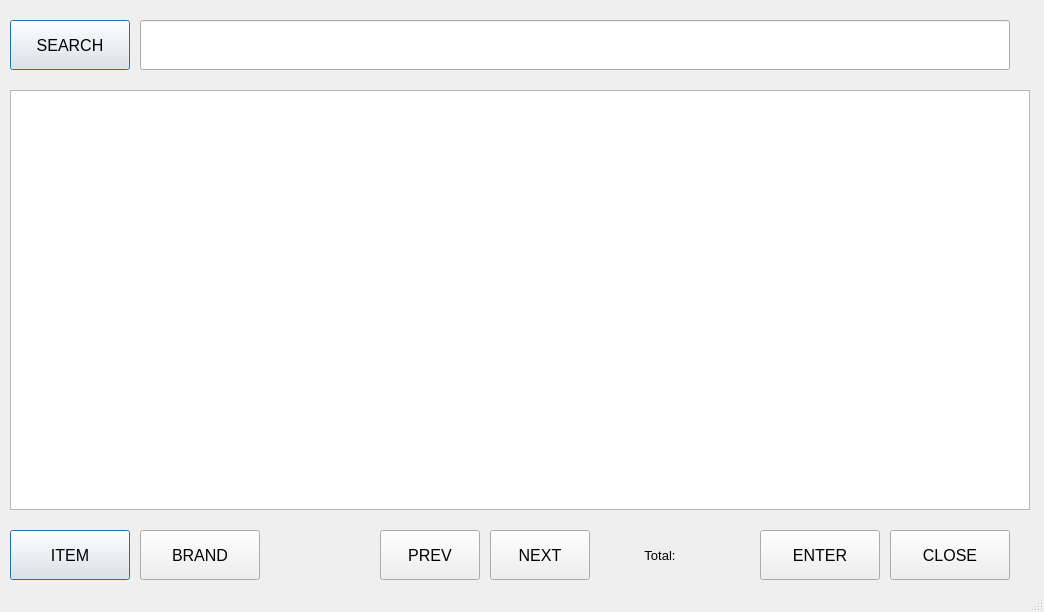
Old version of the form pagination.ui in the repository innovationzankpos/pagination.
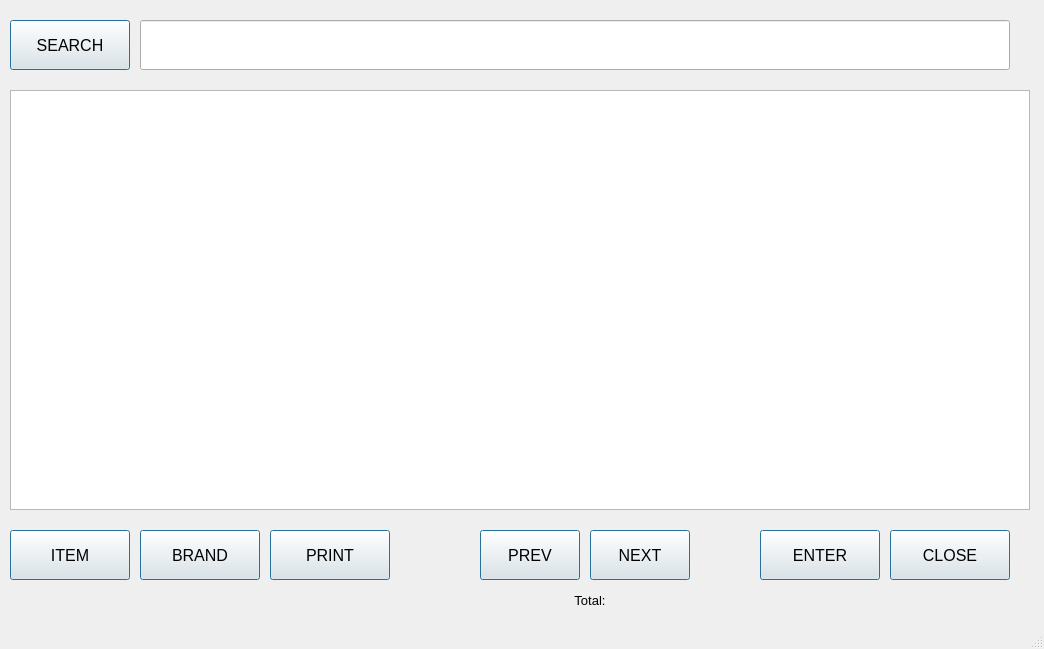
New version of the form. Icons and pictures are not drawn.

Commit message: Added print feature(not yet finished)

```diff
--- a/pagination.ui
+++ b/pagination.ui
@@ -7,9 +7,18 @@
     <x>0</x>
     <y>0</y>
     <width>1044</width>
-    <height>612</height>
+    <height>649</height>
    </rect>
   </property>
+  <property name="sizePolicy">
+   <sizepolicy hsizetype="Fixed" vsizetype="Fixed">
+    <horstretch>0</horstretch>
+    <verstretch>0</verstretch>
+   </sizepolicy>
+  </property>
+  <property name="mouseTracking">
+   <bool>true</bool>
+  </property>
   <property name="windowTitle">
    <string>Zank POS</string>
   </property>
@@ -121,6 +130,9 @@
     <property name="text">
      <string>BRAND</string>
     </property>
+    <property name="default">
+     <bool>true</bool>
+    </property>
    </widget>
    <widget class="QPushButton" name="closeBtn">
     <property name="geometry">
@@ -154,6 +166,9 @@
     <property name="text">
      <string>CLOSE</string>
     </property>
+    <property name="default">
+     <bool>true</bool>
+    </property>
    </widget>
    <widget class="QPushButton" name="enterBtn">
     <property name="geometry">
@@ -187,11 +202,14 @@
     <property name="text">
      <string>ENTER</string>
     </property>
+    <property name="default">
+     <bool>true</bool>
+    </property>
    </widget>
    <widget class="QPushButton" name="prevBtn">
     <property name="geometry">
      <rect>
-      <x>380</x>
+      <x>480</x>
       <y>530</y>
       <width>100</width>
       <height>50</height>
@@ -220,11 +238,14 @@
     <property name="text">
      <string>PREV</string>
     </property>
+    <property name="default">
+     <bool>true</bool>
+    </property>
    </widget>
    <widget class="QPushButton" name="nextBtn">
     <property name="geometry">
      <rect>
-      <x>490</x>
+      <x>590</x>
       <y>530</y>
       <width>100</width>
       <height>50</height>
@@ -253,6 +274,9 @@
     <property name="text">
      <string>NEXT</string>
     </property>
+    <property name="default">
+     <bool>true</bool>
+    </property>
    </widget>
    <widget class="QPushButton" name="itemBtn">
     <property name="geometry">
@@ -296,10 +320,10 @@
    <widget class="QLabel" name="totalLabel">
     <property name="geometry">
      <rect>
-      <x>610</x>
-      <y>530</y>
-      <width>100</width>
-      <height>50</height>
+      <x>490</x>
+      <y>590</y>
+      <width>200</width>
+      <height>20</height>
      </rect>
     </property>
     <property name="font">
@@ -317,6 +341,45 @@
      <bool>true</bool>
     </property>
    </widget>
+   <widget class="QPushButton" name="printBtn">
+    <property name="geometry">
+     <rect>
+      <x>270</x>
+      <y>530</y>
+      <width>120</width>
+      <height>50</height>
+     </rect>
+    </property>
+    <property name="minimumSize">
+     <size>
+      <width>100</width>
+      <height>0</height>
+     </size>
+    </property>
+    <property name="font">
+     <font>
+      <pointsize>12</pointsize>
+     </font>
+    </property>
+    <property name="cursor">
+     <cursorShape>PointingHandCursor</cursorShape>
+    </property>
+    <property name="mouseTracking">
+     <bool>true</bool>
+    </property>
+    <property name="focusPolicy">
+     <enum>Qt::StrongFocus</enum>
+    </property>
+    <property name="styleSheet">
+     <string notr="true"/>
+    </property>
+    <property name="text">
+     <string>PRINT</string>
+    </property>
+    <property name="default">
+     <bool>true</bool>
+    </property>
+   </widget>
   </widget>
   <widget class="QMenuBar" name="menubar">
    <property name="geometry">
```
The commit also changes 9 other files.
